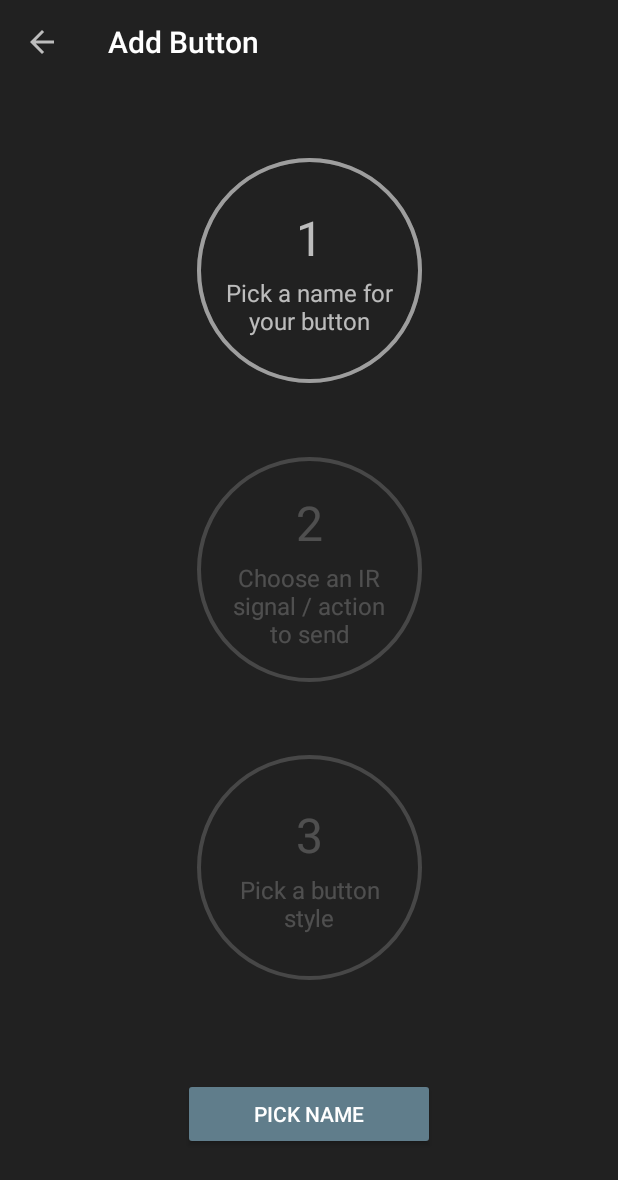
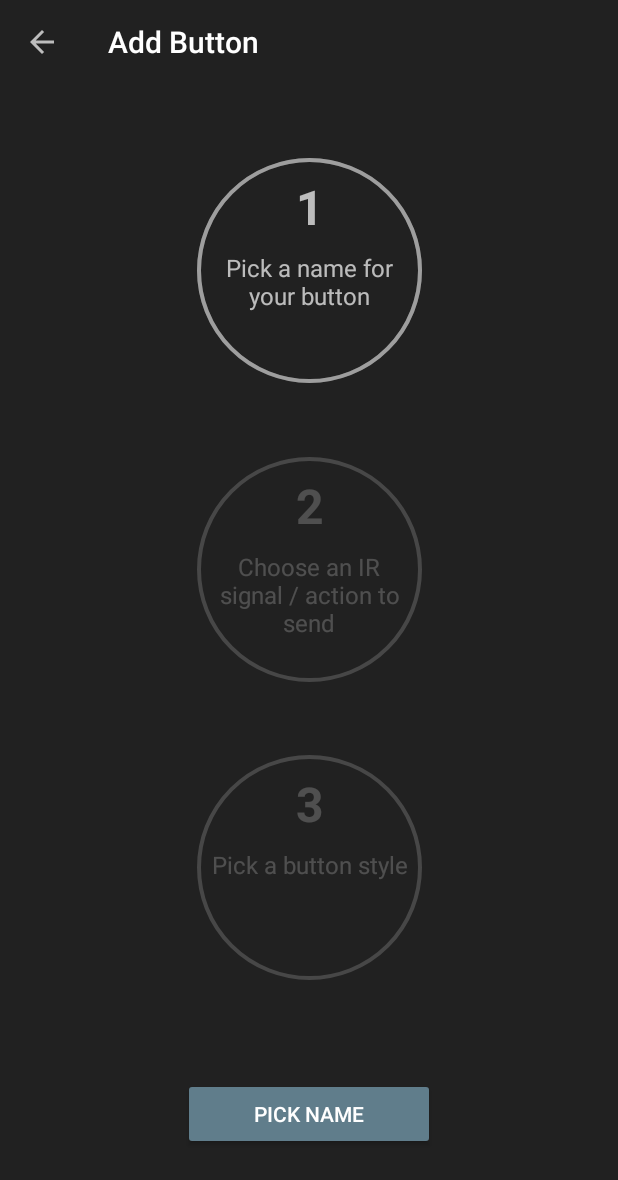
Before and after one commit to MattS8/IRSmartHub, an Android app: the screen it shows after launch (CBWalkthroughActivity), on a phone screen of 412 x 824 dp. Shown: the top 1180 px of the screen. Run offline under Robolectric (Android 15) with nearby library versions, the phone set to English and light mode, and no system bars; our stand-ins replace data binding; libraries missing offline, so code that uses them is left out: com.andrefrsousa.superbottomsheet.

Commit message:
Android - Custom Views
- Added Bottom Notification Sheets
- Added Circular Progress Views

```diff
--- a/android/SmartIRHub/app/src/main/java/com/ms8/smartirhub/android/custom_views/CircularProgressView.kt
+++ b/android/SmartIRHub/app/src/main/java/com/ms8/smartirhub/android/custom_views/CircularProgressView.kt
@@ -13,6 +13,11 @@ import com.ms8.smartirhub.android.R
 class CircularProgressView(context: Context, attrs: AttributeSet): ConstraintLayout(context, attrs) {
     /* ----------------------- View Properties ----------------------- */
     var description : String? = ""
+    set(value) {
+        field = value
+        descriptionView.text = value
+        invalidate()
+    }
     var step = 1
     var bOnThisStep = false
     set(value) {
--- a/android/SmartIRHub/app/src/main/res/layout/v_circular_progress.xml
+++ b/android/SmartIRHub/app/src/main/res/layout/v_circular_progress.xml
@@ -9,28 +9,25 @@
     <TextView android:id="@+id/tvNumber"
               android:layout_width="wrap_content"
               android:layout_height="wrap_content"
-              app:layout_constraintStart_toStartOf="@id/progressBar"
-              app:layout_constraintEnd_toEndOf="@id/progressBar"
-              app:layout_constraintVertical_bias=".2"
               android:textSize="32sp"
               tools:text="1"
-              app:layout_constraintTop_toBottomOf="@+id/progressBar" app:layout_constraintHorizontal_bias="0.5"
-              app:layout_constraintBottom_toTopOf="@+id/tvDescription"/>
+              app:layout_constraintTop_toTopOf="@+id/progressBar" app:layout_constraintStart_toStartOf="parent"
+              app:layout_constraintEnd_toEndOf="parent"
+              app:layout_constraintBottom_toBottomOf="@+id/progressBar" app:layout_constraintVertical_bias="0.100000024"
+              android:textStyle="bold"/>
 
     <TextView android:id="@+id/tvDescription"
               android:layout_width="0dp"
               android:layout_height="wrap_content"
-              app:layout_constraintStart_toStartOf="@id/progressBar"
-              app:layout_constraintEnd_toEndOf="@id/progressBar"
-              app:layout_constraintTop_toBottomOf="@+id/tvNumber"
-              app:layout_constraintVertical_bias="0"
-              android:layout_marginTop="4dp"
-              android:layout_marginLeft="16dp"
-              android:layout_marginRight="16dp"
               android:gravity="center"
               android:textSize="16sp"
               tools:text="This is a test progress bar"
-              app:layout_constraintHorizontal_bias="0.5" app:layout_constraintBottom_toTopOf="@+id/progressBar"/>
+              app:layout_constraintEnd_toEndOf="parent"
+              app:layout_constraintVertical_bias="0.0"
+              app:layout_constraintStart_toStartOf="parent" android:layout_marginTop="8dp"
+              app:layout_constraintTop_toBottomOf="@+id/tvNumber" android:layout_marginBottom="8dp"
+              app:layout_constraintBottom_toBottomOf="@+id/progressBar" android:layout_marginEnd="8dp"
+              android:layout_marginStart="8dp"/>
 
     <com.ms8.smartirhub.android.custom_views.CircularProgressBar
             android:id="@+id/progressBar"
@@ -40,6 +37,7 @@
             app:layout_constraintEnd_toEndOf="parent"
             app:layout_constraintTop_toTopOf="parent"
             app:layout_constraintBottom_toBottomOf="parent"
-            app:layout_constraintHorizontal_bias="0.0" app:layout_constraintVertical_bias="0.0"/>
+            app:layout_constraintHorizontal_bias="0.0" app:layout_constraintVertical_bias="0.0"
+            android:layout_marginStart="4dp" android:layout_marginEnd="4dp"/>
 
 </androidx.constraintlayout.widget.ConstraintLayout>
```
Also changed, not shown: android/SmartIRHub/app/src/main/java/com/ms8/smartirhub/android/custom_views/BackWarningSheet.kt (added, +44 -0 lines), android/SmartIRHub/app/src/main/java/com/ms8/smartirhub/android/custom_views/BottomErrorSheet.kt (added, +62 -0 lines), android/SmartIRHub/app/src/main/res/layout/v_bottom_sheet.xml (renamed from android/SmartIRHub/app/src/main/res/layout/d_bottom_sheet.xml, +3 -5 lines).
